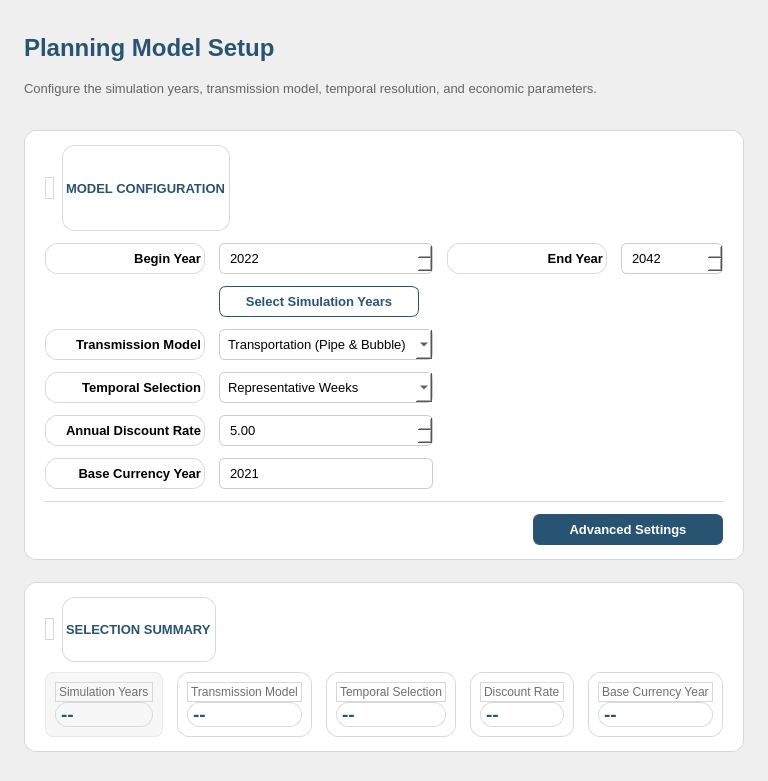
sandialabs/quest_planning, file quest_planning/ui/forms/planning_model_setup/planning_model.ui: the form before one commit.
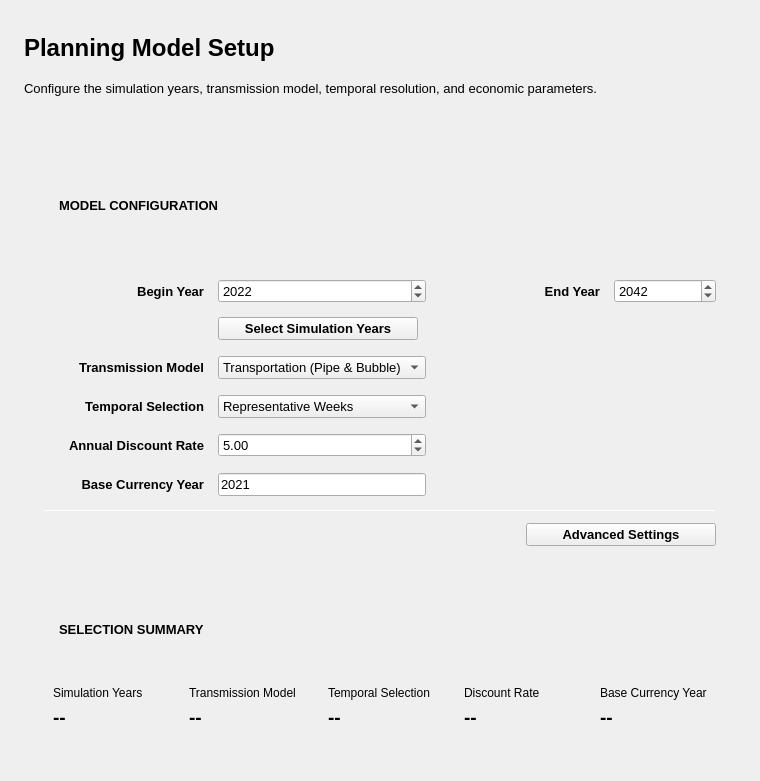
The form after the commit. Icons and pictures are not drawn.

Patch:
```diff
--- a/quest_planning/ui/forms/planning_model_setup/planning_model.ui
+++ b/quest_planning/ui/forms/planning_model_setup/planning_model.ui
@@ -83,10 +83,6 @@
             <bold>true</bold>
            </font>
           </property>
-          <property name="styleSheet">
-           <string notr="true">color: rgb(40, 84, 113);
-background-color: transparent;</string>
-          </property>
           <property name="text">
            <string>Planning Model Setup</string>
           </property>
@@ -100,10 +96,6 @@
             <pointsize>10</pointsize>
            </font>
           </property>
-          <property name="styleSheet">
-           <string notr="true">color: rgb(100, 100, 100);
-background-color: transparent;</string>
-          </property>
           <property name="text">
            <string>Configure the simulation years, transmission model, temporal resolution, and economic parameters.</string>
           </property>
@@ -129,19 +121,6 @@
       </item>
       <item>
        <widget class="QToolButton" name="planning_model_help_button">
-        <property name="styleSheet">
-         <string notr="true">QToolButton {
-    border: none;
-    border-radius: 5px;
-    background-color: transparent;
-}
-QToolButton:hover {
-    background-color: rgb(230, 235, 240);
-}
-QToolButton:pressed {
-    background-color: rgb(210, 218, 225);
-}</string>
-        </property>
         <property name="text">
          <string/>
         </property>
@@ -177,24 +156,6 @@
        <height>430</height>
       </size>
      </property>
-     <property name="styleSheet">
-      <string notr="true">QFrame {
-    background-color: rgb(255, 255, 255);
-    border: 1px solid rgb(216, 216, 216);
-    border-radius: 12px;
-}
-QFrame QLabel {
-    background-color: transparent;
-}
-QFrame QLineEdit, QFrame QComboBox, QFrame QDateEdit, QFrame QDoubleSpinBox {
-    background-color: rgb(255, 255, 255);
-    border: 1px solid rgb(204, 204, 204);
-    border-radius: 6px;
-    padding: 6px 8px;
-    selection-background-color: rgb(40, 84, 113);
-    color: rgb(0, 0, 0);
-}</string>
-     </property>
      <property name="frameShape">
       <enum>QFrame::NoFrame</enum>
      </property>
@@ -251,9 +212,6 @@
             <bold>true</bold>
            </font>
           </property>
-          <property name="styleSheet">
-           <string notr="true">color: rgb(40, 84, 113);</string>
-          </property>
           <property name="text">
            <string>MODEL CONFIGURATION</string>
           </property>
@@ -435,21 +393,6 @@
             <bold>true</bold>
            </font>
           </property>
-          <property name="styleSheet">
-           <string notr="true">QPushButton {
-    border: 1px solid rgb(40, 84, 113);
-    border-radius: 7px;
-    background-color: rgb(255, 255, 255);
-    color: rgb(40, 84, 113);
-    padding: 7px 16px;
-}
-QPushButton:hover {
-    background-color: rgb(235, 244, 248);
-}
-QPushButton:pressed {
-    background-color: rgb(214, 232, 240);
-}</string>
-          </property>
           <property name="text">
            <string>Select Simulation Years</string>
           </property>
@@ -457,19 +400,6 @@
         </item>
         <item row="1" column="3">
          <widget class="QToolButton" name="select_simulation_years_help_button">
-          <property name="styleSheet">
-           <string notr="true">QToolButton {
-    border: none;
-    border-radius: 5px;
-    background-color: transparent;
-}
-QToolButton:hover {
-    background-color: rgb(230, 235, 240);
-}
-QToolButton:pressed {
-    background-color: rgb(210, 218, 225);
-}</string>
-          </property>
           <property name="text">
            <string/>
           </property>
@@ -545,19 +475,6 @@
         </item>
         <item row="2" column="3">
          <widget class="QToolButton" name="transmission_model_help_button">
-          <property name="styleSheet">
-           <string notr="true">QToolButton {
-    border: none;
-    border-radius: 5px;
-    background-color: transparent;
-}
-QToolButton:hover {
-    background-color: rgb(230, 235, 240);
-}
-QToolButton:pressed {
-    background-color: rgb(210, 218, 225);
-}</string>
-          </property>
           <property name="text">
            <string/>
           </property>
@@ -633,19 +550,6 @@
         </item>
         <item row="3" column="3">
          <widget class="QToolButton" name="temporal_selection_help_button">
-          <property name="styleSheet">
-           <string notr="true">QToolButton {
-    border: none;
-    border-radius: 5px;
-    background-color: transparent;
-}
-QToolButton:hover {
-    background-color: rgb(230, 235, 240);
-}
-QToolButton:pressed {
-    background-color: rgb(210, 218, 225);
-}</string>
-          </property>
           <property name="text">
            <string/>
           </property>
@@ -718,19 +622,6 @@
         </item>
         <item row="4" column="3">
          <widget class="QToolButton" name="discount_rate_help_button">
-          <property name="styleSheet">
-           <string notr="true">QToolButton {
-    border: none;
-    border-radius: 5px;
-    background-color: transparent;
-}
-QToolButton:hover {
-    background-color: rgb(230, 235, 240);
-}
-QToolButton:pressed {
-    background-color: rgb(210, 218, 225);
-}</string>
-          </property>
           <property name="text">
            <string/>
           </property>
@@ -794,19 +685,6 @@
         </item>
         <item row="5" column="3">
          <widget class="QToolButton" name="base_currency_help_button">
-          <property name="styleSheet">
-           <string notr="true">QToolButton {
-    border: none;
-    border-radius: 5px;
-    background-color: transparent;
-}
-QToolButton:hover {
-    background-color: rgb(230, 235, 240);
-}
-QToolButton:pressed {
-    background-color: rgb(210, 218, 225);
-}</string>
-          </property>
           <property name="text">
            <string/>
           </property>
@@ -883,21 +761,6 @@
             <bold>true</bold>
            </font>
           </property>
-          <property name="styleSheet">
-           <string notr="true">QPushButton {
-    border: 1px solid rgb(40, 84, 113);
-    border-radius: 7px;
-    background-color: rgb(40, 84, 113);
-    color: rgb(255, 255, 255);
-    padding: 7px 16px;
-}
-QPushButton:hover {
-    background-color: rgb(60, 120, 150);
-}
-QPushButton:pressed {
-    background-color: rgb(20, 60, 80);
-}</string>
-          </property>
           <property name="text">
            <string>Advanced Settings</string>
           </property>
@@ -922,21 +785,6 @@
        <height>170</height>
       </size>
      </property>
-     <property name="styleSheet">
-      <string notr="true">QFrame {
-    background-color: rgb(255, 255, 255);
-    border: 1px solid rgb(216, 216, 216);
-    border-radius: 12px;
-}
-QFrame QLabel {
-    background-color: transparent;
-}
-QFrame#frame_tile_summary {
-    background-color: rgb(247, 247, 247);
-    border: 1px solid rgb(232, 232, 232);
-    border-radius: 8px;
-}</string>
-     </property>
      <property name="frameShape">
       <enum>QFrame::NoFrame</enum>
      </property>
@@ -993,9 +841,6 @@
             <bold>true</bold>
            </font>
           </property>
-          <property name="styleSheet">
-           <string notr="true">color: rgb(40, 84, 113);</string>
-          </property>
           <property name="text">
            <string>SELECTION SUMMARY</string>
           </property>
@@ -1026,9 +871,6 @@
         </property>
         <item>
          <widget class="QFrame" name="frame_tile_summary">
-          <property name="styleSheet">
-           <string notr="true">color: rgb(0, 0, 0);</string>
-          </property>
           <property name="frameShape">
            <enum>QFrame::NoFrame</enum>
           </property>
@@ -1047,9 +889,6 @@
                <pointsize>9</pointsize>
               </font>
              </property>
-             <property name="styleSheet">
-              <string notr="true">color: rgb(110, 110, 110);</string>
-             </property>
              <property name="text">
               <string>Simulation Years</string>
              </property>
@@ -1065,9 +904,6 @@
                <bold>true</bold>
               </font>
              </property>
-             <property name="styleSheet">
-              <string notr="true">color: rgb(40, 84, 113);</string>
-             </property>
              <property name="text">
               <string>--</string>
              </property>
@@ -1096,9 +932,6 @@
                <pointsize>9</pointsize>
               </font>
              </property>
-             <property name="styleSheet">
-              <string notr="true">color: rgb(110, 110, 110);</string>
-             </property>
              <property name="text">
               <string>Transmission Model</string>
              </property>
@@ -1114,9 +947,6 @@
                <bold>true</bold>
               </font>
              </property>
-             <property name="styleSheet">
-              <string notr="true">color: rgb(40, 84, 113);</string>
-             </property>
              <property name="text">
               <string>--</string>
              </property>
@@ -1145,9 +975,6 @@
                <pointsize>9</pointsize>
               </font>
              </property>
-             <property name="styleSheet">
-              <string notr="true">color: rgb(110, 110, 110);</string>
-             </property>
              <property name="text">
               <string>Temporal Selection</string>
              </property>
@@ -1163,9 +990,6 @@
                <bold>true</bold>
               </font>
              </property>
-             <property name="styleSheet">
-              <string notr="true">color: rgb(40, 84, 113);</string>
-             </property>
              <property name="text">
               <string>--</string>
              </property>
@@ -1194,9 +1018,6 @@
                <pointsize>9</pointsize>
               </font>
              </property>
-             <property name="styleSheet">
-              <string notr="true">color: rgb(110, 110, 110);</string>
-             </property>
              <property name="text">
               <string>Discount Rate</string>
              </property>
@@ -1212,9 +1033,6 @@
                <bold>true</bold>
               </font>
              </property>
-             <property name="styleSheet">
-              <string notr="true">color: rgb(40, 84, 113);</string>
-             </property>
              <property name="text">
               <string>--</string>
              </property>
@@ -1243,9 +1061,6 @@
                <pointsize>9</pointsize>
               </font>
              </property>
-             <property name="styleSheet">
-              <string notr="true">color: rgb(110, 110, 110);</string>
-             </property>
              <property name="text">
               <string>Base Currency Year</string>
              </property>
@@ -1261,9 +1076,6 @@
                <bold>true</bold>
               </font>
              </property>
-             <property name="styleSheet">
-              <string notr="true">color: rgb(40, 84, 113);</string>
-             </property>
              <property name="text">
               <string>--</string>
              </property>
```
Left out of the diff: 96 changed lines with no effect on the pictures. Lines whose indentation alone changed are shown as unchanged.
